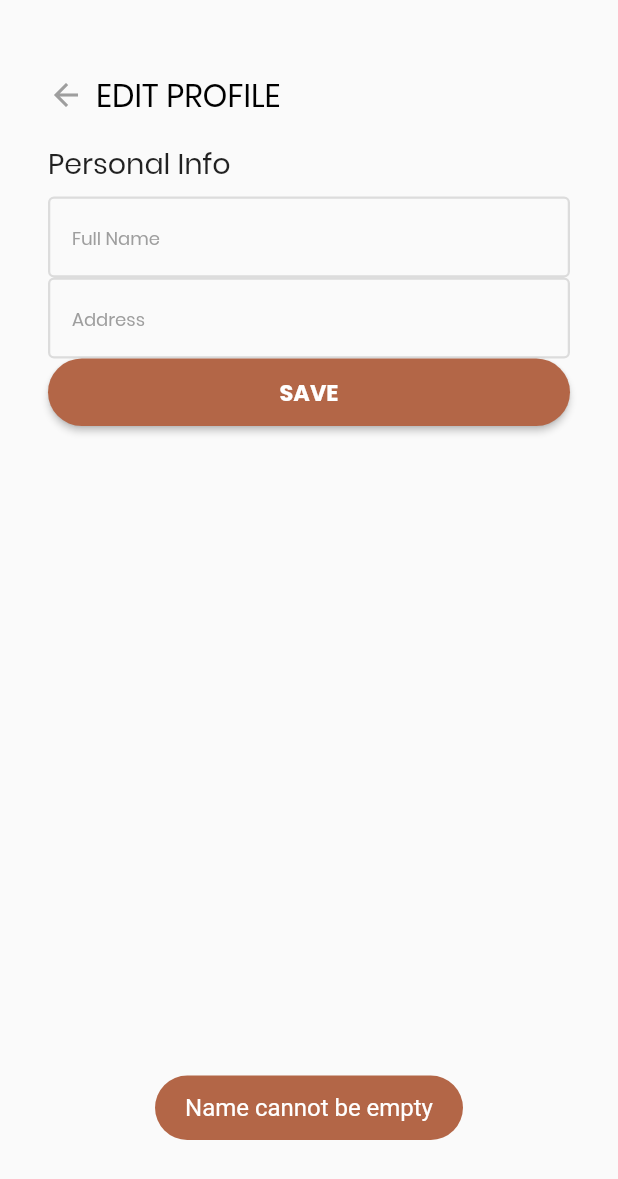
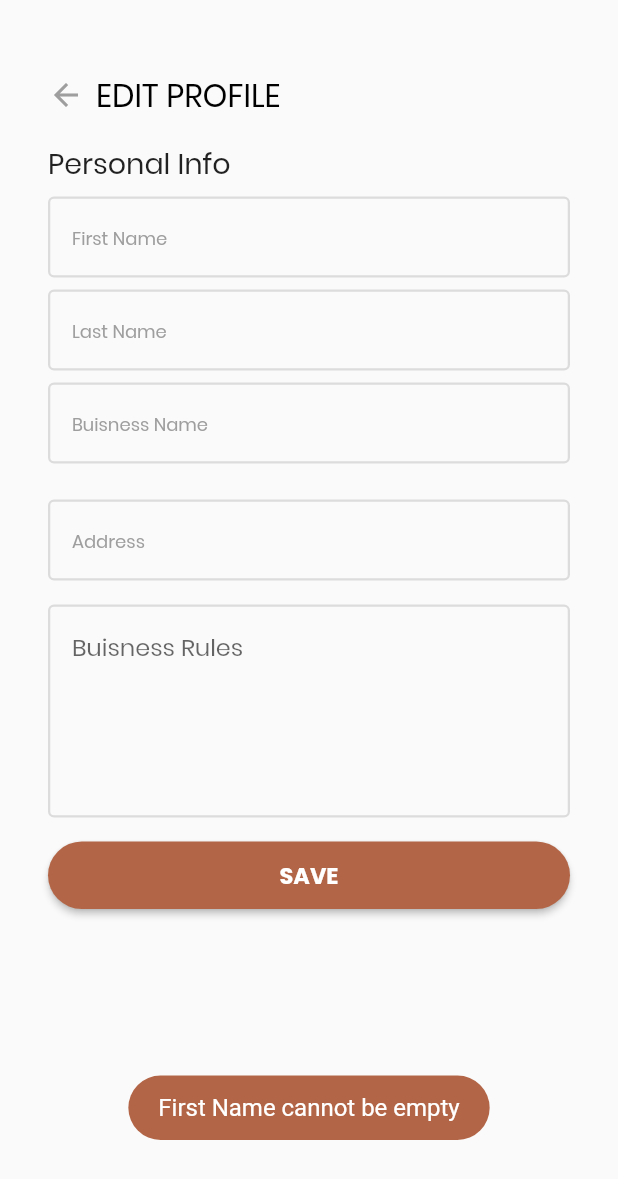
Before and after one commit to ahmadsibtain01/makhosiapp, a Flutter app: the ServiceProviderUpdateScreen screen opened directly, after a tap on "SAVE", on a phone screen of 412 x 824 dp. Shown: the top 1179 px of the screen. Run offline on Flutter 3.47's test engine with Material 2 defaults, Android fonts, the phone set to English and light mode, and no system bars; our stand-ins replace audioplayers, bubble_tab_indicator, cached_network_image, charts_flutter, clay_containers, cloud_firestore and 30 more; missing offline and left inert: agora_rtc_engine, animate_icons, braintree_payment, charts_common, esys_flutter_share, flutter_country_picker and 6 more; accounts and stored records are empty; network calls fail; key blocks and very long unbroken strings in the code were emptied for the run.

Commit message:
update practitioner profile

```diff
--- a/lib/main_ui/practitioners_ui/auth/serviceproviders/serviceprovider_second_screen.dart
+++ b/lib/main_ui/practitioners_ui/auth/serviceproviders/serviceprovider_second_screen.dart
@@ -37,7 +37,7 @@ class _PractitionerRegisterScreenSecondState
   var _socialMediaUsernameControllerInstagram = TextEditingController();
   var _socialMediaUsernameControllerLinkedIn = TextEditingController();
   var _socialMediaUsernameControllerFacebook = TextEditingController();
-  var _socialMediaUsernameControllerWhatsapp= TextEditingController();
+  var _socialMediaUsernameControllerWhatsapp = TextEditingController();
 
   var _deliveryPriceController = TextEditingController();
   var _consultationFeeController = TextEditingController();
@@ -49,7 +49,10 @@ class _PractitionerRegisterScreenSecondState
   String _selectedPaymentType;
   //checkbox
   bool isBuisnessWebsite = false;
-  bool isSocialMediaInsta=false, isSocialMediaLinkedIn=false, isSocialMediaFb  = false, isSocialMediaWhatsapp=false;
+  bool isSocialMediaInsta = false,
+      isSocialMediaLinkedIn = false,
+      isSocialMediaFb = false,
+      isSocialMediaWhatsapp = false;
   bool isDelivery = false;
   bool sickNote = false, invoice = false, quotation = false;
   //formkey
@@ -323,8 +326,8 @@ class _PractitionerRegisterScreenSecondState
             mainAxisSize: MainAxisSize.min,
             children: [
               //first
-              ServiceProviderRegisterScreenOne.checkservice=='Abelaphi'?
-              Flexible(
+              ServiceProviderRegisterScreenOne.checkservice == 'Abelaphi'
+                  ? Flexible(
                       child: CheckboxListTile(
                         title: Text(
                           "Sick Notes",
@@ -336,10 +339,11 @@ class _PractitionerRegisterScreenSecondState
                             sickNote = newValue;
                           });
                         },
-                  controlAffinity:
-                      ListTileControlAffinity.trailing, //  <-- leading Checkbox
+                        controlAffinity: ListTileControlAffinity
+                            .trailing, //  <-- leading Checkbox
                       ),
-              ):Text(''),
+                    )
+                  : Text(''),
               //second
               Flexible(
                 child: CheckboxListTile(
@@ -436,10 +440,14 @@ class _PractitionerRegisterScreenSecondState
     if (_formKey.currentState.validate()) {
       String practiceYears = _yearsInPracticeController.text.trim();
       String website_link = _websiteLinkController.text.trim();
-      String social_media_link = _socialMediaUsernameControllerInstagram.text.trim();
-      String social_media_link2 = _socialMediaUsernameControllerLinkedIn.text.trim();
-      String social_media_link3= _socialMediaUsernameControllerFacebook.text.trim();
-      String social_media_link4= _socialMediaUsernameControllerWhatsapp.text.trim();
+      String social_media_link =
+          _socialMediaUsernameControllerInstagram.text.trim();
+      String social_media_link2 =
+          _socialMediaUsernameControllerLinkedIn.text.trim();
+      String social_media_link3 =
+          _socialMediaUsernameControllerFacebook.text.trim();
+      String social_media_link4 =
+          _socialMediaUsernameControllerWhatsapp.text.trim();
 
       String delivery_price = _deliveryPriceController.text.trim();
       String consultation_fee = _consultationFeeController.text.trim();
@@ -451,22 +459,22 @@ class _PractitionerRegisterScreenSecondState
         AppToast.showToast(message: 'Please select business operating hours');
       } else {
         widget._userData.addAll({
+          AppKeys.CONSULTATION_FEE_PER_SESSION: consultation_fee,
           AppKeys.BUSINESS_PRACTICE_TYPE: _selectedPractice,
           AppKeys.PRACTICE_YEARS: practiceYears,
           AppKeys.COMPANY_WEBSITE: isBuisnessWebsite,
           AppKeys.COMPANY_WEBSITE_LINK: isBuisnessWebsite ? website_link : null,
           AppKeys.SOCIAL_MEDIA: isSocialMediaInsta,
-          AppKeys.LIST_OF_SOCIAL_MEDIA: isSocialMediaInsta ? social_media_link: null,
-
+          AppKeys.LIST_OF_SOCIAL_MEDIA:
+              isSocialMediaInsta ? social_media_link : null,
           AppKeys.isSocialMediaLinkedIn: isSocialMediaLinkedIn,
-          AppKeys.LinkedInList: isSocialMediaLinkedIn ? social_media_link2: null,
-
+          AppKeys.LinkedInList:
+              isSocialMediaLinkedIn ? social_media_link2 : null,
           AppKeys.isSocialMediaFb: isSocialMediaFb,
-          AppKeys.FbList: isSocialMediaFb ? social_media_link3: null,
-
+          AppKeys.FbList: isSocialMediaFb ? social_media_link3 : null,
           AppKeys.isSocialMediaWhatsapp: isSocialMediaWhatsapp,
-          AppKeys.WhatsappList: isSocialMediaWhatsapp ? social_media_link4: null,
-
+          AppKeys.WhatsappList:
+              isSocialMediaWhatsapp ? social_media_link4 : null,
           AppKeys.IS_DELIVER: isDelivery,
           AppKeys.DELIVERY_PRICE: isDelivery ? delivery_price : null,
           AppKeys.TIMINGS: {
--- a/lib/main_ui/practitioners_ui/auth/update.dart
+++ b/lib/main_ui/practitioners_ui/auth/update.dart
@@ -11,12 +11,15 @@ import 'package:makhosi_app/helpers/others/preferences_helper.dart';
 import 'package:makhosi_app/main_ui/general_ui/login_screen.dart';
 import 'package:makhosi_app/main_ui/general_ui/register_success_screen.dart';
 import 'package:makhosi_app/main_ui/patients_ui/profile_screens/patient_profile_screen.dart';
+import 'package:makhosi_app/main_ui/practitioners_ui/profile/practitioners_profile_screen.dart';
+import 'package:makhosi_app/models/TimingModel.dart';
 import 'package:makhosi_app/ui_components/app_buttons.dart';
 import 'package:makhosi_app/ui_components/app_clickable_fields.dart';
 import 'package:makhosi_app/ui_components/app_dropdowns.dart';
 import 'package:makhosi_app/ui_components/app_labels.dart';
 import 'package:makhosi_app/ui_components/app_status_components.dart';
 import 'package:makhosi_app/ui_components/app_text_fields.dart';
+import 'package:makhosi_app/ui_components/edit_hours_screen.dart';
 import 'package:makhosi_app/utils/app_colors.dart';
 import 'package:makhosi_app/utils/app_keys.dart';
 import 'package:makhosi_app/utils/app_toast.dart';
@@ -33,15 +36,13 @@ class ServiceProviderUpdateScreen extends StatefulWidget {
 }
 
 class _PatientRegisterScreenState2 extends State<ServiceProviderUpdateScreen>
-    implements
-        IStringDropDownItemSelected,
-        IClickableClicked,
-        IRoundedButtonClicked {
-  var _nameController = TextEditingController();
+    implements IRoundedButtonClicked, IClickableClicked {
+  var _firstnameController = TextEditingController();
+  var _lastnameController = TextEditingController();
+  var _buisnessNameController = TextEditingController();
+  var _buisnessRulesController = TextEditingController();
+  var _consultationFeeController = TextEditingController();
   var _addressController = TextEditingController();
-  // var _emailController = TextEditingController();
-  // var _passwordController = TextEditingController();
-  // var _phoneNumberController = TextEditingController();
   RegisterHelper _registerHelper = RegisterHelper();
   PreferencesHelper _preferencesHelper = PreferencesHelper();
   bool _isLoading = false;
@@ -51,6 +52,7 @@ class _PatientRegisterScreenState2 extends State<ServiceProviderUpdateScreen>
   PermissionStatus _permissionStatus;
   DocumentSnapshot _userProfileSnapshot;
   String _uid;
+  TimingModel _timingModel;
 
   @override
   void initState() {
@@ -90,10 +92,23 @@ class _PatientRegisterScreenState2 extends State<ServiceProviderUpdateScreen>
 
   Future<void> _getUserProfileData() async {
     _uid = FirebaseAuth.instance.currentUser.uid;
-    _userProfileSnapshot =
-        await FirebaseFirestore.instance.collection('patients').doc(_uid).get();
+    print('_uid: ' + _uid.toString());
+    _userProfileSnapshot = await FirebaseFirestore.instance
+        .collection('service_provider')
+        .doc(_uid)
+        .get();
     setState(() {
-      _nameController.text = _userProfileSnapshot.get(AppKeys.FULL_NAME);
+      _firstnameController.text = _userProfileSnapshot.get(AppKeys.FIRST_NAME);
+      _lastnameController.text = _userProfileSnapshot.get(AppKeys.LAST_NAME);
+      _buisnessNameController.text =
+          _userProfileSnapshot.get(AppKeys.PREFERED_BUISNESS_NAME);
+      _buisnessRulesController.text =
+          _userProfileSnapshot.get(AppKeys.BUISNESS_RULES);
+      _consultationFeeController.text =
+          _userProfileSnapshot.get(AppKeys.CONSULTATION_FEE_PER_SESSION);
+      // _timingModel.sundayStart =
+      //     _userProfileSnapshot.data()[AppKeys.TIMINGS][AppKeys.SUNDAY_OPEN];
+      // print(_userProfileSnapshot.get(AppKeys.TIMINGS).toString());
     });
   }
 
@@ -126,11 +141,26 @@ class _PatientRegisterScreenState2 extends State<ServiceProviderUpdateScreen>
         ),
         Others.getSizedBox(boxHeight: 8, boxWidth: 0),
         AppTextFields.getTextField(
-          controller: _nameController,
-          label: 'Full Name',
+          controller: _firstnameController,
+          label: 'First Name',
           isPassword: false,
           isNumber: false,
         ),
+        Others.getSizedBox(boxHeight: 8, boxWidth: 0),
+        AppTextFields.getTextField(
+          controller: _lastnameController,
+          label: 'Last Name',
+          isPassword: false,
+          isNumber: false,
+        ),
+        Others.getSizedBox(boxHeight: 8, boxWidth: 0),
+        AppTextFields.getTextField(
+          controller: _buisnessNameController,
+          label: 'Buisness Name',
+          isPassword: false,
+          isNumber: false,
+        ),
+        Others.getSizedBox(boxHeight: 8, boxWidth: 0),
         // Others.getSizedBox(
         //     boxHeight: _userProfileSnapshot == null ? 16 : 0, boxWidth: 0),
         // _userProfileSnapshot == null
@@ -158,13 +188,28 @@ class _PatientRegisterScreenState2 extends State<ServiceProviderUpdateScreen>
         //   isPassword: false,
         //   isNumber: true,
         // ),
-        // Others.getSizedBox(boxHeight: 16, boxWidth: 0),
+        Others.getSizedBox(boxHeight: 16, boxWidth: 0),
         AppTextFields.getTextField(
           controller: _addressController,
           label: 'Address',
           isPassword: false,
           isNumber: false,
         ),
+        Others.getSizedBox(boxHeight: 16, boxWidth: 0),
+        AppTextFields.getMultiLineRegisterField(
+          controller: _buisnessNameController,
+          label: 'Buisness Rules',
+        ),
+        // Others.getSizedBox(boxHeight: 8, boxWidth: 0),
+        // AppClickableFields.getBorderedClickableField(
+        //   _timingModel == null
+        //       ? 'Business Operating Hours'
+        //       : 'Selected ${_timingModel.mondayStart}.....',
+        //   FieldType.TIME,
+        //   this,
+        //   Icons.watch,
+        // ),
+        Others.getSizedBox(boxHeight: 16, boxWidth: 0),
         AppButtons.getRoundedButton(
           context: context,
           iRoundedButtonClicked: this,
@@ -209,42 +254,49 @@ class _PatientRegisterScreenState2 extends State<ServiceProviderUpdateScreen>
 
   @override
   onClick(ClickType clickType) async {
-    String name = _nameController.text.trim();
-    // String email = _emailController.text.trim();
-    // String password = _passwordController.text.trim();
-    // String address = _addressController.text.trim();
+    String firstname = _firstnameController.text.trim();
+    String lastname = _lastnameController.text.trim();
+    String buisnessname = _buisnessNameController.text.trim();
+    String buisnessrules = _buisnessRulesController.text.trim();
+    String fees = _consultationFeeController.text.trim();
     // String phoneNumber = _phoneNumberController.text.trim();
     // String dateOfBirth = _dateOfBirth;
     // String gender = _selectedGender;
-    if (name.isEmpty) {
-      AppToast.showToast(message: 'Name cannot be empty');
-    } else if (phoneNumber.isEmpty) {
+    if (firstname.isEmpty) {
+      AppToast.showToast(message: 'First Name cannot be empty');
+    } else if (lastname.isEmpty) {
+      AppToast.showToast(message: 'Last Name cannot be empty');
+    } else if (buisnessname.isEmpty) {
       AppToast.showToast(message: 'Phone number cannot be empty');
-    } else if (address.isEmpty) {
+    } else if (buisnessrules.isEmpty) {
       AppToast.showToast(message: 'Address cannot be empty');
-    } else {
+    }
+    // else if (_timingModel == null) {
+    //   AppToast.showToast(message: 'Please select business operating hours');
+    // }
+    else {
       setState(() {
         _isLoading = true;
       });
       FirebaseFirestore.instance
-          .collection('patients')
+          .collection('service_provider')
           .doc(_userProfileSnapshot.id)
           .update(
         {
-          AppKeys.FULL_NAME: name,
-          AppKeys.ADDRESS: address,
-          AppKeys.PHONE_NUMBER: phoneNumber,
-          AppKeys.DATE_OF_BIRTH: dateOfBirth,
-          AppKeys.GENDER: gender,
+          AppKeys.FIRST_NAME: firstname,
+          AppKeys.LAST_NAME: lastname,
+          AppKeys.PREFERED_BUISNESS_NAME: buisnessname,
+          AppKeys.BUISNESS_RULES: buisnessrules,
+          AppKeys.CONSULTATION_FEE_PER_SESSION: fees,
         },
       ).then((_) async {
         var snapshot = await FirebaseFirestore.instance
-            .collection('patients')
+            .collection('service_provider')
             .doc(_userProfileSnapshot.id)
             .get();
         NavigationController.pushReplacement(
           context,
-          PatientProfileScreen(snapshot, false),
+          PractitionersProfileScreen(false, snapshot),
         );
       }).catchError((error) {
         setState(() {
@@ -254,4 +306,15 @@ class _PatientRegisterScreenState2 extends State<ServiceProviderUpdateScreen>
       });
     }
   }
+
+  @override
+  void onFieldClicked(FieldType fieldType) async {
+    _timingModel = await Navigator.push(
+      context,
+      MaterialPageRoute(
+        builder: (context) => EditHoursScreen(),
+      ),
+    );
+    setState(() {});
+  }
 }
--- a/lib/main_ui/practitioners_ui/profile/practitioners_profile_screen.dart
+++ b/lib/main_ui/practitioners_ui/profile/practitioners_profile_screen.dart
@@ -8,6 +8,7 @@ import 'package:image_picker/image_picker.dart';
 import 'package:makhosi_app/main_ui/blog_screens/blog_home_screen.dart';
 import 'package:makhosi_app/main_ui/patients_ui/other/patient_chat_screen.dart';
 import 'package:makhosi_app/main_ui/patients_ui/other/patients_booking_screen.dart';
+import 'package:makhosi_app/main_ui/practitioners_ui/auth/update.dart';
 import 'package:makhosi_app/main_ui/practitioners_ui/chat/practitioner_inbox_screen.dart';
 import 'package:makhosi_app/main_ui/practitioners_ui/other/practitioner_home_buttons.dart';
 import 'package:makhosi_app/ui/ratingstaticpage.dart';
@@ -74,12 +75,16 @@ class _PractitionersProfileScreenState
     }
   }
 
-  getData()async{
+  getData() async {
     String id = FirebaseAuth.instance.currentUser.uid;
 
-    await FirebaseFirestore.instance.collection('bookings').where('appointment_to', isEqualTo: id).get().then((value) {
+    await FirebaseFirestore.instance
+        .collection('bookings')
+        .where('appointment_to', isEqualTo: id)
+        .get()
+        .then((value) {
       setState(() {
-        totalClient =value.docs.length;
+        totalClient = value.docs.length;
       });
     });
   }
@@ -285,7 +290,9 @@ class _PractitionersProfileScreenState
                             child: Column(
                               children: [
                                 Text(
-                                  (totalClient!=null)?totalClient.toString():'0',
+                                  (totalClient != null)
+                                      ? totalClient.toString()
+                                      : '0',
                                   textAlign: TextAlign.center,
                                   style: TextStyle(
                                     fontSize: 21,
@@ -385,10 +392,10 @@ class _PractitionersProfileScreenState
                         ),
                         color: AppColors.COLOR_PRIMARY,
                         onPressed: () {
-                          //NavigationController.push(
-                          //context,
-                          //BLogHomeScreen(_snapshot.id, true),
-                          //);
+                          NavigationController.push(
+                            context,
+                            ServiceProviderUpdateScreen(),
+                          );
                         },
                         child: Text(
                           'EDIT PROFILE',
```
Also changed, not shown: 3 other files. Lines whose indentation alone changed are shown as unchanged.
